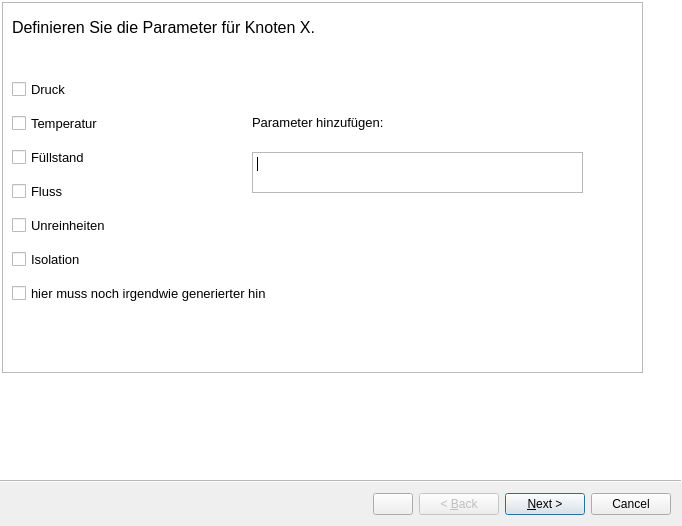
Old version of the form Code/wizard.ui in the repository MSPietsch/HMI.
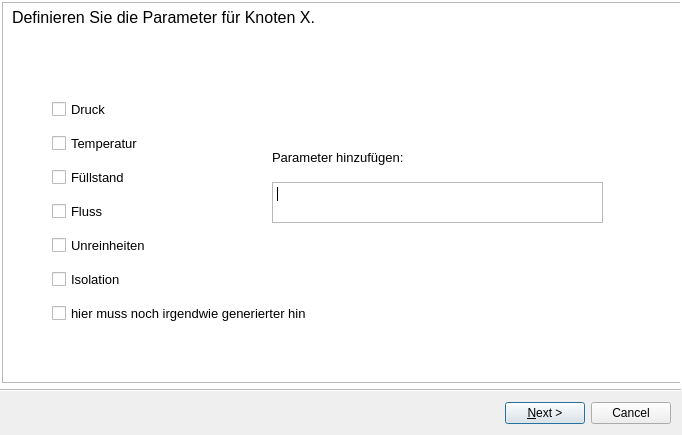
New version of the form.

Commit message: Wizard implementiert.

```diff
--- a/Code/wizard.ui
+++ b/Code/wizard.ui
@@ -10,17 +10,17 @@
     <x>0</x>
     <y>0</y>
     <width>682</width>
-    <height>526</height>
+    <height>435</height>
    </rect>
   </property>
   <property name="windowTitle">
    <string>Hazop Designer</string>
   </property>
   <property name="wizardStyle">
-   <enum>QWizard::AeroStyle</enum>
+   <enum>QWizard::ModernStyle</enum>
   </property>
   <property name="options">
-   <set>QWizard::HaveCustomButton1|QWizard::HelpButtonOnRight</set>
+   <set>QWizard::HelpButtonOnRight|QWizard::IndependentPages|QWizard::NoBackButtonOnStartPage</set>
   </property>
   <property name="titleFormat">
    <enum>Qt::PlainText</enum>
@@ -40,8 +40,8 @@
      <rect>
       <x>0</x>
       <y>0</y>
-      <width>641</width>
-      <height>371</height>
+      <width>681</width>
+      <height>381</height>
      </rect>
     </property>
     <property name="frameShape">
@@ -57,7 +57,7 @@
      <property name="geometry">
       <rect>
        <x>10</x>
-       <y>10</y>
+       <y>0</y>
        <width>591</width>
        <height>31</height>
       </rect>
@@ -76,8 +76,8 @@
     <widget class="QLabel" name="label_2">
      <property name="geometry">
       <rect>
-       <x>250</x>
-       <y>105</y>
+       <x>270</x>
+       <y>140</y>
        <width>291</width>
        <height>31</height>
       </rect>
@@ -94,8 +94,8 @@
     <widget class="QTextEdit" name="textEdit">
      <property name="geometry">
       <rect>
-       <x>250</x>
-       <y>150</y>
+       <x>270</x>
+       <y>180</y>
        <width>331</width>
        <height>41</height>
       </rect>
@@ -104,8 +104,8 @@
     <widget class="QWidget" name="verticalLayoutWidget">
      <property name="geometry">
       <rect>
-       <x>10</x>
-       <y>70</y>
+       <x>50</x>
+       <y>90</y>
        <width>332</width>
        <height>241</height>
       </rect>
```
Left out of the diff: 22 changed lines with no effect on the pictures. The commit also changes 2 other files.
